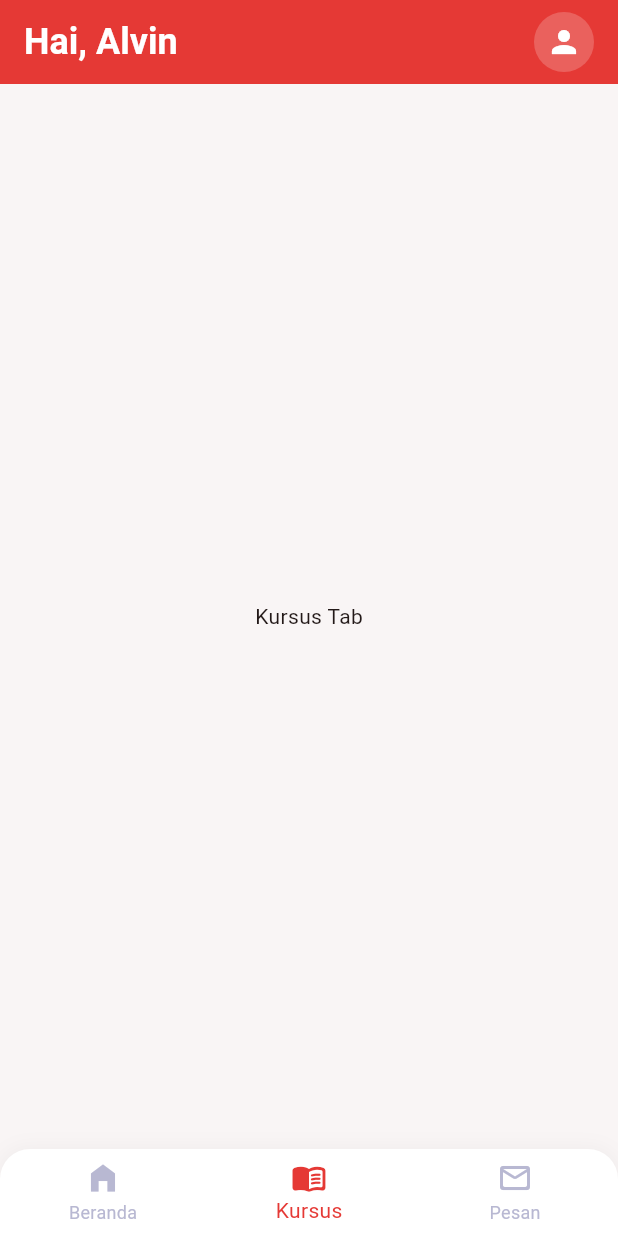
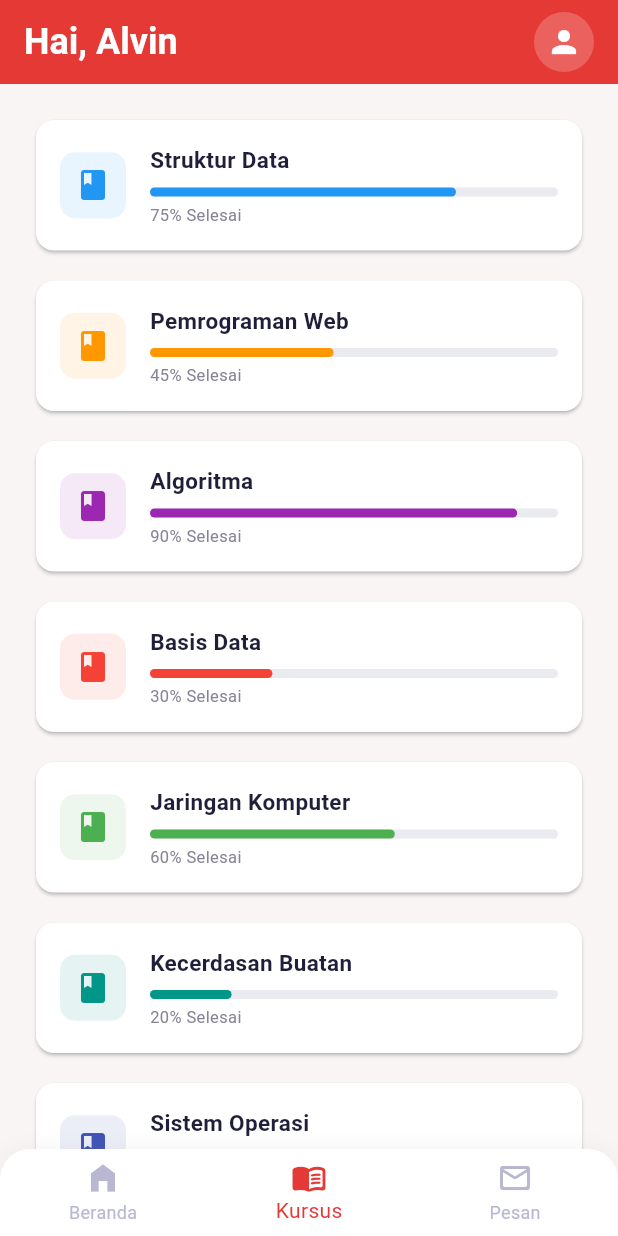
Before and after one commit to uqizeroxl/uas_mobile, a Flutter app: the screen it shows after launch, item 2 of the bottom bar chosen, on a phone screen of 412 x 824 dp. Run offline on Flutter 3.47's test engine with Material 3 defaults, Android fonts, the phone set to English and light mode, and no system bars.

Commit message:
membuat halaman kursus

```diff
--- a/lib/screens/base_screen.dart
+++ b/lib/screens/base_screen.dart
@@ -1,6 +1,7 @@
 import 'package:flutter/material.dart';
 import '../constants.dart';
 import 'home_screen.dart';
+import 'course_screen.dart';
 
 class BaseScreen extends StatefulWidget {
   const BaseScreen({super.key});
@@ -14,7 +15,7 @@ class _BaseScreenState extends State<BaseScreen> {
 
   List<Widget> get _pages => [
     const HomeScreen(),
-    const Center(child: Text('Kursus Tab')),
+    const CourseScreen(),
     const Center(child: Text('Pesan Tab')),
   ];
 
--- /dev/null
+++ b/lib/screens/course_screen.dart
@@ -0,0 +1,40 @@
+import 'package:flutter/material.dart';
+import '../constants.dart';
+import '../widgets/course_card.dart';
+
+class CourseScreen extends StatelessWidget {
+  const CourseScreen({super.key});
+
+  @override
+  Widget build(BuildContext context) {
+    final courses = [
+      {'title': 'Struktur Data', 'progress': 0.75, 'color': Colors.blue},
+      {'title': 'Pemrograman Web', 'progress': 0.45, 'color': Colors.orange},
+      {'title': 'Algoritma', 'progress': 0.90, 'color': Colors.purple},
+      {'title': 'Basis Data', 'progress': 0.30, 'color': Colors.red},
+      {'title': 'Jaringan Komputer', 'progress': 0.60, 'color': Colors.green},
+      {'title': 'Kecerdasan Buatan', 'progress': 0.20, 'color': Colors.teal},
+      {'title': 'Sistem Operasi', 'progress': 0.50, 'color': Colors.indigo},
+      {'title': 'Matematika Diskrit', 'progress': 0.85, 'color': Colors.amber},
+    ];
+
+    return Scaffold(
+      backgroundColor: AppColors.background,
+      body: ListView.builder(
+        padding: const EdgeInsets.all(20.0),
+        itemCount: courses.length,
+        itemBuilder: (context, index) {
+          final course = courses[index];
+          return Padding(
+            padding: const EdgeInsets.only(bottom: 12.0),
+            child: CourseCard(
+              title: course['title'] as String,
+              progress: course['progress'] as double,
+              iconColor: course['color'] as Color,
+            ),
+          );
+        },
+      ),
+    );
+  }
+}
--- a/lib/screens/home_screen.dart
+++ b/lib/screens/home_screen.dart
@@ -1,5 +1,6 @@
 import 'package:flutter/material.dart';
 import '../constants.dart';
+import '../widgets/course_card.dart';
 
 class HomeScreen extends StatelessWidget {
   const HomeScreen({super.key});
@@ -169,7 +170,7 @@ class _RecentCourseList extends StatelessWidget {
       children: courses.map((course) {
         return Padding(
           padding: const EdgeInsets.only(bottom: 12.0),
-          child: _RecentCourseItem(
+          child: CourseCard(
             title: course['title'] as String,
             progress: course['progress'] as double,
             iconColor: course['color'] as Color,
@@ -179,69 +180,3 @@ class _RecentCourseList extends StatelessWidget {
     );
   }
 }
-
-class _RecentCourseItem extends StatelessWidget {
-  final String title;
-  final double progress;
-  final Color iconColor;
-
-  const _RecentCourseItem({
-    required this.title,
-    required this.progress,
-    required this.iconColor,
-  });
-
-  @override
-  Widget build(BuildContext context) {
-    return Card(
-      elevation: 1,
-      shape: RoundedRectangleBorder(borderRadius: BorderRadius.circular(12)),
-      surfaceTintColor: Colors.white,
-      color: Colors.white,
-      child: Padding(
-        padding: const EdgeInsets.all(16.0),
-        child: Row(
-          children: [
-            Container(
-              padding: const EdgeInsets.all(10),
-              decoration: BoxDecoration(
-                color: iconColor.withOpacity(0.1),
-                borderRadius: BorderRadius.circular(10),
-              ),
-              child: Icon(Icons.book, color: iconColor),
-            ),
-            const SizedBox(width: 16),
-            Expanded(
-              child: Column(
-                crossAxisAlignment: CrossAxisAlignment.start,
-                children: [
-                  Text(
-                    title,
-                    style: const TextStyle(
-                      fontWeight: FontWeight.bold,
-                      fontSize: 15,
-                      color: AppColors.textPrimary,
-                    ),
-                  ),
-                  const SizedBox(height: 8),
-                  LinearProgressIndicator(
-                    value: progress,
-                    backgroundColor: AppColors.grey.withOpacity(0.3),
-                    valueColor: AlwaysStoppedAnimation<Color>(iconColor),
-                    borderRadius: BorderRadius.circular(4),
-                    minHeight: 6,
-                  ),
-                  const SizedBox(height: 4),
-                  Text(
-                    '${(progress * 100).toInt()}% Selesai',
-                    style: const TextStyle(fontSize: 11, color: AppColors.textSecondary),
-                  ),
-                ],
-              ),
-            ),
-          ],
-        ),
-      ),
-    );
-  }
-}
--- /dev/null
+++ b/lib/widgets/course_card.dart
@@ -0,0 +1,69 @@
+import 'package:flutter/material.dart';
+import '../constants.dart';
+
+class CourseCard extends StatelessWidget {
+  final String title;
+  final double progress;
+  final Color iconColor;
+
+  const CourseCard({
+    super.key,
+    required this.title,
+    required this.progress,
+    required this.iconColor,
+  });
+
+  @override
+  Widget build(BuildContext context) {
+    return Card(
+      elevation: 1,
+      shape: RoundedRectangleBorder(borderRadius: BorderRadius.circular(12)),
+      surfaceTintColor: Colors.white,
+      color: Colors.white,
+      child: Padding(
+        padding: const EdgeInsets.all(16.0),
+        child: Row(
+          children: [
+            Container(
+              padding: const EdgeInsets.all(10),
+              decoration: BoxDecoration(
+                color: iconColor.withOpacity(0.1),
+                borderRadius: BorderRadius.circular(10),
+              ),
+              child: Icon(Icons.book, color: iconColor),
+            ),
+            const SizedBox(width: 16),
+            Expanded(
+              child: Column(
+                crossAxisAlignment: CrossAxisAlignment.start,
+                children: [
+                  Text(
+                    title,
+                    style: const TextStyle(
+                      fontWeight: FontWeight.bold,
+                      fontSize: 15,
+                      color: AppColors.textPrimary,
+                    ),
+                  ),
+                  const SizedBox(height: 8),
+                  LinearProgressIndicator(
+                    value: progress,
+                    backgroundColor: AppColors.grey.withOpacity(0.3),
+                    valueColor: AlwaysStoppedAnimation<Color>(iconColor),
+                    borderRadius: BorderRadius.circular(4),
+                    minHeight: 6,
+                  ),
+                  const SizedBox(height: 4),
+                  Text(
+                    '${(progress * 100).toInt()}% Selesai',
+                    style: const TextStyle(fontSize: 11, color: AppColors.textSecondary),
+                  ),
+                ],
+              ),
+            ),
+          ],
+        ),
+      ),
+    );
+  }
+}
```
Also changed, not shown: 1 other file.
